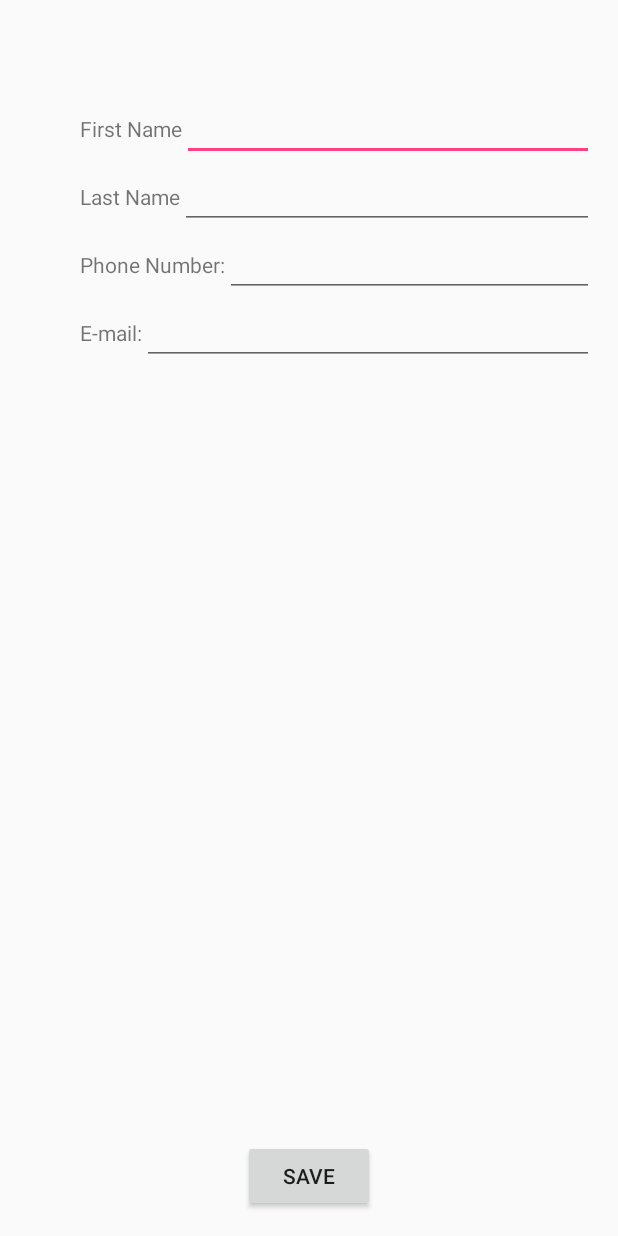
After one commit to EthanDRaymond/Rollodex, an Android app: the UserContact screen opened directly, with no data from a screen before it, on a phone screen of 412 x 824 dp. The commit adds this screen. Run offline under Robolectric (Android 15) with nearby library versions, the phone set to English and light mode, and no system bars; 1 statement that could not run was skipped.

Commit message:
Added User Card class and added user contact activity

```diff
--- /dev/null
+++ b/app/src/main/java/com/psu/hack/rollodex/card/UserCard.java
@@ -0,0 +1,12 @@
+package com.psu.hack.rollodex.card;
+
+/**
+ * Created by matt on 11/7/2015.
+ */
+public class UserCard extends Card {
+    private static String name, phoneNumber, emailAddress;
+    public UserCard(String name, String phoneNumber, String emailAddress)
+    {
+        super( name,  phoneNumber,  emailAddress);
+    }
+}
--- /dev/null
+++ b/app/src/main/java/com/psu/hack/rollodex/ui/UserContact.java
@@ -0,0 +1,61 @@
+package com.psu.hack.rollodex.ui;
+
+import android.os.Bundle;
+import android.app.Activity;
+import android.view.View;
+import android.widget.Button;
+import android.widget.EditText;
+
+import com.psu.hack.rollodex.R;
+import com.psu.hack.rollodex.card.UserCard;
+
+import org.json.JSONObject;
+
+public class UserContact extends Activity {
+    private EditText FName;
+    private EditText LName;
+    private EditText EMail;
+    private EditText PHone;
+    private UserCard c;
+    private Button exit;
+    @Override
+    protected void onCreate(Bundle savedInstanceState) {
+        super.onCreate(savedInstanceState);
+        setContentView(R.layout.activity_user_contact);
+
+        FName = (EditText) findViewById(R.id.fName);
+        LName = (EditText) findViewById(R.id.lName);
+        PHone = (EditText) findViewById(R.id.iphone);
+        EMail = (EditText) findViewById(R.id.iemail);
+        exit.setOnClickListener(new View.OnClickListener() {
+            @Override
+            public void onClick(View v) {
+                String f = new String();
+                String l = new String();
+                String e = new String();
+                String p = new String();
+
+                if(FName.getText()!=null)
+                    f = FName.getText().toString();
+                else
+                    f = "";
+                if(LName.getText()!=null)
+                    l = LName.getText().toString();
+                else
+                    l = "";
+                if(EMail.getText()!=null)
+                    e = EMail.getText().toString();
+                else
+                    e = "";
+                if(PHone.getText()!=null)
+                    p = PHone.getText().toString();
+                else
+                    p = "";
+
+                c = new UserCard( f + l, p, e);
+                finish();
+            }
+        });
+    }
+
+}
--- /dev/null
+++ b/app/src/main/res/layout/activity_user_contact.xml
@@ -0,0 +1,117 @@
+<?xml version="1.0" encoding="utf-8"?>
+<RelativeLayout xmlns:android="http://schemas.android.com/apk/res/android"
+    xmlns:tools="http://schemas.android.com/tools" android:layout_width="match_parent"
+    android:layout_height="match_parent" android:paddingLeft="@dimen/activity_horizontal_margin"
+    android:paddingRight="@dimen/activity_horizontal_margin"
+    android:paddingTop="@dimen/activity_vertical_margin"
+    android:paddingBottom="@dimen/activity_vertical_margin"
+    tools:context="com.psu.hack.rollodex.ui.UserContact">
+
+    <FrameLayout
+        android:layout_width="match_parent"
+        android:layout_height="match_parent"
+        android:layout_alignParentTop="true"
+        android:layout_alignParentStart="true">
+
+        <LinearLayout
+            android:orientation="vertical"
+            android:layout_width="match_parent"
+            android:layout_height="match_parent"
+            android:layout_marginStart="37dp"
+            android:layout_marginTop="46dp">
+
+            <!-- First Name-->
+            <LinearLayout
+                android:orientation="horizontal"
+                android:layout_width="match_parent"
+                android:layout_height="wrap_content">
+
+                <TextView
+                    android:layout_width="wrap_content"
+                    android:layout_height="wrap_content"
+                    android:text="@string/inFirstName"
+                    android:id="@+id/inFirstName" />
+
+                <EditText
+                    android:layout_width="0dp"
+                    android:layout_height="wrap_content"
+                    android:id="@+id/fName"
+                    android:layout_weight="0.78"
+                    android:allowUndo="false"
+                    android:clickable="false"
+                    android:editable="true"
+                    android:inputType="text"
+                    android:linksClickable="false"
+                    android:phoneNumber="false" />
+
+            </LinearLayout>
+            <!-- Last Name-->
+            <LinearLayout
+                android:orientation="horizontal"
+                android:layout_width="match_parent"
+                android:layout_height="wrap_content"
+                android:id="@+id/linearLayout2" >
+
+                <TextView
+                    android:layout_width="wrap_content"
+                    android:layout_height="wrap_content"
+                    android:text="@string/inLastName"
+                    android:id="@+id/inLastName" />
+
+                <EditText
+                    android:layout_width="0dp"
+                    android:layout_height="wrap_content"
+                    android:id="@+id/lName"
+                    android:layout_weight="1"
+                    android:inputType="text" />
+            </LinearLayout>
+            <!-- Phone Number-->
+            <LinearLayout
+                android:orientation="horizontal"
+                android:layout_width="match_parent"
+                android:layout_height="wrap_content"
+                android:layout_gravity="center_horizontal">
+
+                <TextView
+                    android:layout_width="wrap_content"
+                    android:layout_height="wrap_content"
+                    android:text="@string/inPhone"
+                    android:id="@+id/inPhone" />
+
+                <EditText
+                    android:layout_width="wrap_content"
+                    android:layout_height="wrap_content"
+                    android:id="@+id/iphone"
+                    android:layout_weight="1" />
+            </LinearLayout>
+            <!-- E-Mail -->
+            <LinearLayout
+                android:orientation="horizontal"
+                android:layout_width="match_parent"
+                android:layout_height="wrap_content"
+                android:layout_gravity="center_horizontal" >
+
+                <TextView
+                    android:layout_width="wrap_content"
+                    android:layout_height="wrap_content"
+                    android:text="@string/inEmail"
+                    android:id="@+id/inEMail" />
+
+                <EditText
+                    android:layout_width="wrap_content"
+                    android:layout_height="wrap_content"
+                    android:id="@+id/iemail"
+                    android:layout_weight="1"
+                    android:inputType="phone" />
+            </LinearLayout>
+
+        </LinearLayout>
+
+        <Button
+            android:layout_width="wrap_content"
+            android:layout_height="wrap_content"
+            android:text="@string/saveExit"
+            android:id="@+id/exit"
+            android:layout_gravity="center_horizontal|bottom" />
+    </FrameLayout>
+</RelativeLayout>
--- a/app/src/main/res/values/strings.xml
+++ b/app/src/main/res/values/strings.xml
@@ -8,5 +8,6 @@
     <string name="inLastName">Last Name</string>
     <string name="inPhone">Phone Number:</string>
     <string name="inEmail">E-mail:</string>
+    <string name="saveExit">Save</string>
 
 </resources>
```
